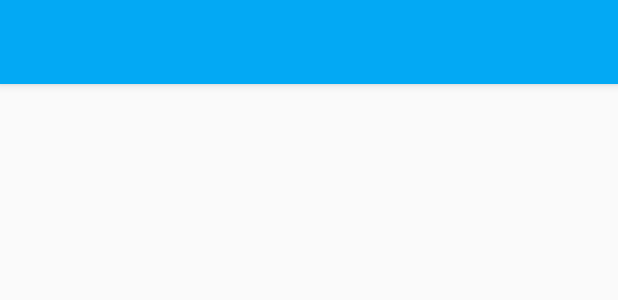
After one commit to Salezjana/NiedzieleHandlowe, an Android app: the layout activity_settings_viewer.xml on its own in the app's theme, with its tools: preview values and no code run, on a phone screen of 412 x 824 dp. The commit adds this screen. Shown: the top 300 px of the screen. Run offline under Robolectric (Android 15) with nearby library versions, the phone set to English and light mode, and no system bars.

Commit message:
add SettingsViewer and SettingsFragment

```diff
--- /dev/null
+++ b/app/src/main/res/layout/activity_settings_viewer.xml
@@ -0,0 +1,31 @@
+<?xml version="1.0" encoding="utf-8"?>
+<android.support.design.widget.CoordinatorLayout xmlns:android="http://schemas.android.com/apk/res/android"
+    xmlns:app="http://schemas.android.com/apk/res-auto"
+    xmlns:tools="http://schemas.android.com/tools"
+    android:layout_width="match_parent"
+    android:layout_height="match_parent"
+    tools:context="mrodkiewicz.pl.niedzielehandlowe.SettingsViewerActivity">
+
+    <android.support.design.widget.AppBarLayout
+        android:layout_width="match_parent"
+        android:layout_height="wrap_content"
+        android:theme="@style/AppTheme.AppBarOverlay">
+
+        <android.support.v7.widget.Toolbar
+            android:id="@+id/toolbar"
+            android:layout_width="match_parent"
+            android:layout_height="?attr/actionBarSize"
+            android:background="?attr/colorPrimary"
+            app:popupTheme="@style/AppTheme.PopupOverlay" />
+
+    </android.support.design.widget.AppBarLayout>
+
+    <LinearLayout
+        android:id="@+id/activity_settings_viewer"
+        android:layout_width="match_parent"
+        android:layout_height="wrap_content"
+        android:layout_marginTop="56dp"
+        android:orientation="vertical"></LinearLayout>
+
+
+</android.support.design.widget.CoordinatorLayout>
--- a/app/src/main/res/values/strings.xml
+++ b/app/src/main/res/values/strings.xml
@@ -9,4 +9,8 @@
     <string name="action_rate">Oceń Apke!</string>
     <string name="action_bug">Zgłoś Bład</string>
     <string name="action_settings">Ustawienia</string>
+
+    <string name="title_activity_settings_viewer">Ustawienia</string>
+    <string name="preferences_notificasions_boolean_title">Powiadomienia</string>
+    <string name="preferences_notificasions_boolean_key">pref1</string>
 </resources>
```
Also changed, not shown: app/build.gradle (+9 -0 lines), app/src/main/java/mrodkiewicz/pl/niedzielehandlowe/MainActivity.java (+21 -11 lines), app/src/main/java/mrodkiewicz/pl/niedzielehandlowe/SettingsViewerActivity.java (added, +33 -0 lines), app/src/main/java/mrodkiewicz/pl/niedzielehandlowe/fragments/SettingsFragment.java (added, +47 -0 lines), app/src/main/res/xml/preferences.xml (added, +79 -0 lines).
